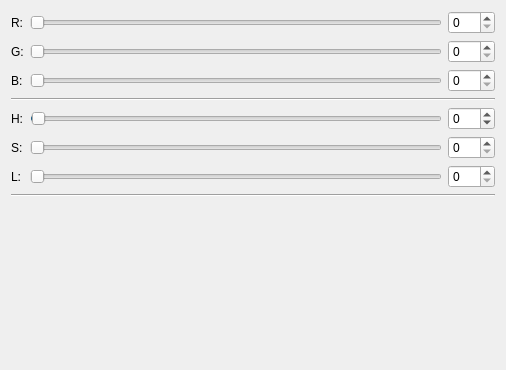
Qt form src/brickv/plugin_system/plugins/rgb_led/ui/rgb_led.ui (Tinkerforge/brickv) before a commit.
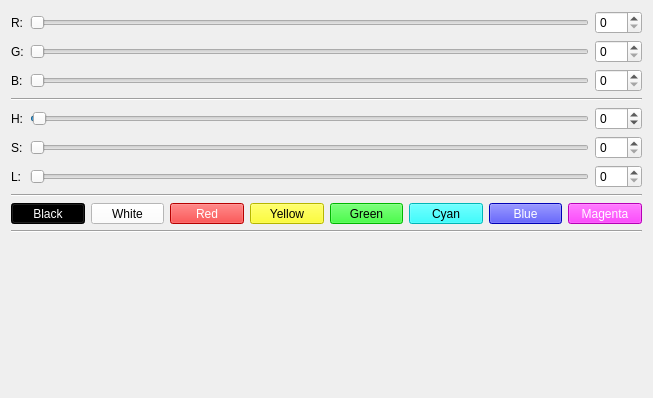
The same form after that commit.

Commit message: rgb-led: Add eight dedicated color buttons

What changed in the file:
```diff
--- a/src/brickv/plugin_system/plugins/rgb_led/ui/rgb_led.ui
+++ b/src/brickv/plugin_system/plugins/rgb_led/ui/rgb_led.ui
@@ -6,8 +6,8 @@
    <rect>
     <x>0</x>
     <y>0</y>
-    <width>506</width>
-    <height>370</height>
+    <width>653</width>
+    <height>398</height>
    </rect>
   </property>
   <property name="windowTitle">
@@ -121,7 +121,7 @@
        </property>
       </widget>
      </item>
-     <item row="8" column="0" colspan="3">
+     <item row="10" column="0" colspan="3">
       <widget class="QLabel" name="label_color">
        <property name="sizePolicy">
         <sizepolicy hsizetype="Preferred" vsizetype="Preferred">
@@ -179,7 +179,7 @@
        </property>
       </widget>
      </item>
-     <item row="7" column="0" colspan="3">
+     <item row="9" column="0" colspan="3">
       <widget class="Line" name="line">
        <property name="orientation">
         <enum>Qt::Horizontal</enum>
@@ -193,6 +193,145 @@
        </property>
       </widget>
      </item>
+     <item row="8" column="0" colspan="3">
+      <layout class="QHBoxLayout" name="horizontalLayout">
+       <item>
+        <widget class="QToolButton" name="button_black">
+         <property name="sizePolicy">
+          <sizepolicy hsizetype="Minimum" vsizetype="Fixed">
+           <horstretch>0</horstretch>
+           <verstretch>0</verstretch>
+          </sizepolicy>
+         </property>
+         <property name="styleSheet">
+          <string notr="true">color: white; background: black;</string>
+         </property>
+         <property name="text">
+          <string>Black</string>
+         </property>
+        </widget>
+       </item>
+       <item>
+        <widget class="QToolButton" name="button_white">
+         <property name="sizePolicy">
+          <sizepolicy hsizetype="Minimum" vsizetype="Fixed">
+           <horstretch>0</horstretch>
+           <verstretch>0</verstretch>
+          </sizepolicy>
+         </property>
+         <property name="styleSheet">
+          <string notr="true">color: black; background: white;</string>
+         </property>
+         <property name="text">
+          <string>White</string>
+         </property>
+        </widget>
+       </item>
+       <item>
+        <widget class="QToolButton" name="button_red">
+         <property name="sizePolicy">
+          <sizepolicy hsizetype="Minimum" vsizetype="Fixed">
+           <horstretch>0</horstretch>
+           <verstretch>0</verstretch>
+          </sizepolicy>
+         </property>
+         <property name="styleSheet">
+          <string notr="true">color: white; background: red;</string>
+         </property>
+         <property name="text">
+          <string>Red</string>
+         </property>
+        </widget>
+       </item>
+       <item>
+        <widget class="QToolButton" name="button_yellow">
+         <property name="sizePolicy">
+          <sizepolicy hsizetype="Minimum" vsizetype="Fixed">
+           <horstretch>0</horstretch>
+           <verstretch>0</verstretch>
+          </sizepolicy>
+         </property>
+         <property name="styleSheet">
+          <string notr="true">color: black; background: yellow;</string>
+         </property>
+         <property name="text">
+          <string>Yellow</string>
+         </property>
+        </widget>
+       </item>
+       <item>
+        <widget class="QToolButton" name="button_green">
+         <property name="sizePolicy">
+          <sizepolicy hsizetype="Minimum" vsizetype="Fixed">
+           <horstretch>0</horstretch>
+           <verstretch>0</verstretch>
+          </sizepolicy>
+         </property>
+         <property name="styleSheet">
+          <string notr="true">color: black; background: #00FF00;</string>
+         </property>
+         <property name="text">
+          <string>Green</string>
+         </property>
+        </widget>
+       </item>
+       <item>
+        <widget class="QToolButton" name="button_cyan">
+         <property name="sizePolicy">
+          <sizepolicy hsizetype="Minimum" vsizetype="Fixed">
+           <horstretch>0</horstretch>
+           <verstretch>0</verstretch>
+          </sizepolicy>
+         </property>
+         <property name="styleSheet">
+          <string notr="true">color: black; background: cyan;</string>
+         </property>
+         <property name="text">
+          <string>Cyan</string>
+         </property>
+        </widget>
+       </item>
+       <item>
+        <widget class="QToolButton" name="button_blue">
+         <property name="sizePolicy">
+          <sizepolicy hsizetype="Minimum" vsizetype="Fixed">
+           <horstretch>0</horstretch>
+           <verstretch>0</verstretch>
+          </sizepolicy>
+         </property>
+         <property name="styleSheet">
+          <string notr="true">color: white; background: blue;</string>
+         </property>
+         <property name="text">
+          <string>Blue</string>
+         </property>
+        </widget>
+       </item>
+       <item>
+        <widget class="QToolButton" name="button_magenta">
+         <property name="sizePolicy">
+          <sizepolicy hsizetype="Minimum" vsizetype="Fixed">
+           <horstretch>0</horstretch>
+           <verstretch>0</verstretch>
+          </sizepolicy>
+         </property>
+         <property name="styleSheet">
+          <string notr="true">color: white; background: magenta;</string>
+         </property>
+         <property name="text">
+          <string>Magenta</string>
+         </property>
+        </widget>
+       </item>
+      </layout>
+     </item>
+     <item row="7" column="0" colspan="3">
+      <widget class="Line" name="line_3">
+       <property name="orientation">
+        <enum>Qt::Horizontal</enum>
+       </property>
+      </widget>
+     </item>
     </layout>
    </item>
   </layout>
```
The commit also changes 1 other file.
